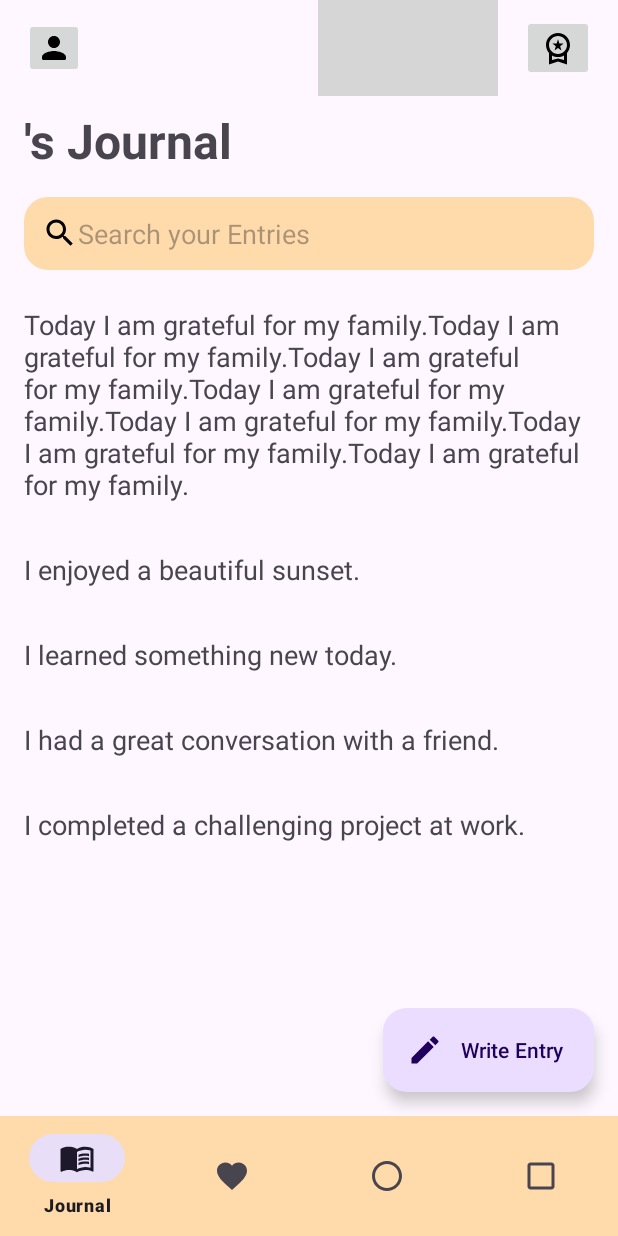
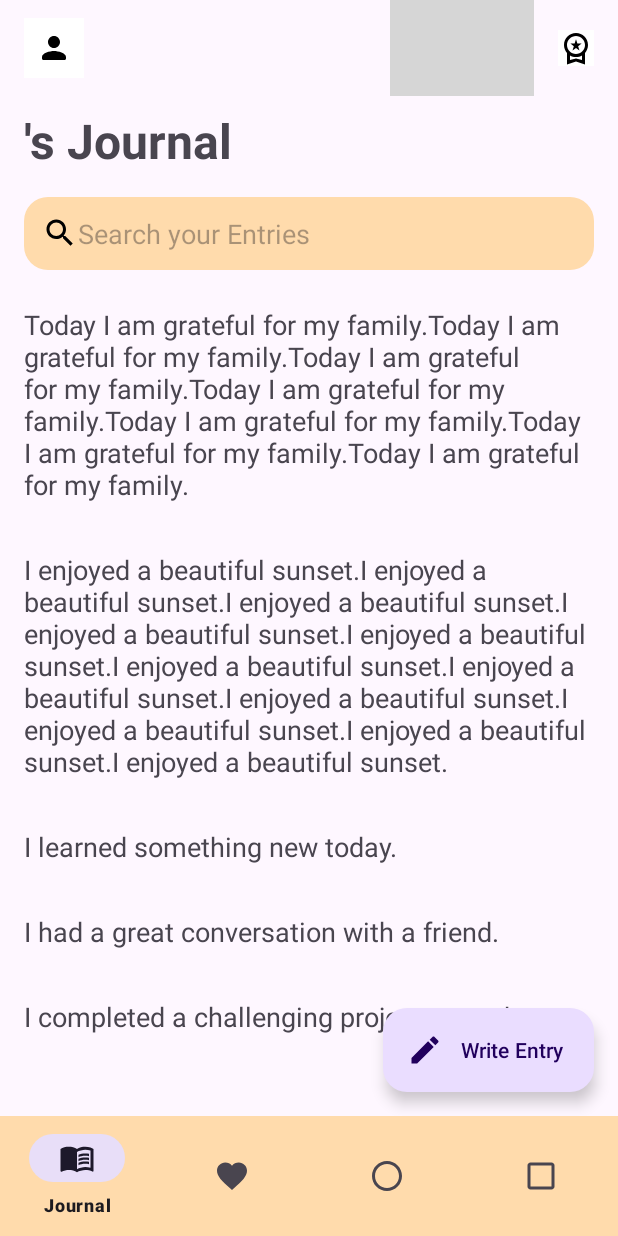
Before and after one commit to siddhant0210/Gratitude_App, an Android app: the Bottom1Fragment screen opened directly, with no data from a screen before it, on a phone screen of 412 x 824 dp. Run offline under Robolectric (Android 15) with nearby library versions, the phone set to English and light mode, and no system bars; grey boxes are pictures that could not be loaded.

Commit message:
changed the color of buttons as well as animation

```diff
--- a/app/src/main/AndroidManifest.xml
+++ b/app/src/main/AndroidManifest.xml
@@ -14,7 +14,9 @@
         tools:targetApi="31">
         <activity
             android:name=".activities.LandingActivity"
-            android:exported="false" />
+            android:exported="false"
+            android:theme="@style/Theme.Gratitude"
+            android:windowSoftInputMode="adjustPan" />
         <activity
             android:name=".activities.OnBoardingActivity"
             android:exported="false"
--- a/app/src/main/java/com/example/gratitude/activities/LandingActivity.kt
+++ b/app/src/main/java/com/example/gratitude/activities/LandingActivity.kt
@@ -35,8 +35,6 @@ class LandingActivity : AppCompatActivity() {
         setContentView(binding.root)
 
 
-        // Set status bar color to transparent
-        window.statusBarColor = getColor(android.R.color.white)
 //        binding.toolbarTitle.text = "Welcome " + prefManager.getUserName(USERNAME)
         binding.toolbarTitle.visibility = View.VISIBLE
         if (savedInstanceState == null) {
--- a/app/src/main/java/com/example/gratitude/fragments/Bottom1Fragment.kt
+++ b/app/src/main/java/com/example/gratitude/fragments/Bottom1Fragment.kt
@@ -66,7 +66,7 @@ class Bottom1Fragment : Fragment() {
                 "Today I am grateful for my family.Today I am grateful for my family.Today I am grateful for my family.Today I am grateful for my family.Today I am grateful for my family.Today I am grateful for my family.Today I am grateful for my family. "
             )
         )
-        journalEntries.add(JournalEntry(2, "I enjoyed a beautiful sunset."))
+        journalEntries.add(JournalEntry(2, "I enjoyed a beautiful sunset.I enjoyed a beautiful sunset.I enjoyed a beautiful sunset.I enjoyed a beautiful sunset.I enjoyed a beautiful sunset.I enjoyed a beautiful sunset.I enjoyed a beautiful sunset.I enjoyed a beautiful sunset.I enjoyed a beautiful sunset.I enjoyed a beautiful sunset.I enjoyed a beautiful sunset."))
         journalEntries.add(JournalEntry(3, "I learned something new today."))
         journalEntries.add(JournalEntry(4, "I had a great conversation with a friend."))
         journalEntries.add(JournalEntry(5, "I completed a challenging project at work."))
--- a/app/src/main/res/anim/slide_out_right.xml
+++ b/app/src/main/res/anim/slide_out_right.xml
@@ -1,7 +1,7 @@
 <?xml version="1.0" encoding="utf-8"?>
 <set xmlns:android="http://schemas.android.com/apk/res/android">
-    <translate
-        android:fromXDelta="0%"
-        android:toXDelta="100%"
-        android:duration="300"/>
+<!--    <translate-->
+<!--        android:fromXDelta="0%"-->
+<!--        android:toXDelta="100%"-->
+<!--        android:duration="300"/>-->
 </set>
--- a/app/src/main/res/layout/activity_landing.xml
+++ b/app/src/main/res/layout/activity_landing.xml
@@ -24,6 +24,7 @@
                 android:layout_width="wrap_content"
                 android:layout_height="wrap_content"
                 android:padding="8dp"
+                android:background="@color/white"
                 android:src="@drawable/round_person_24"
                 android:visibility="visible" />
 
@@ -42,6 +43,7 @@
                 android:layout_height="wrap_content"
                 android:layout_gravity="end"
                 android:layout_marginEnd="16dp"
+                android:background="@color/white"
                 android:src="@drawable/outline_workspace_premium_24"
                 android:visibility="visible" />
 
@@ -50,6 +52,7 @@
                 android:layout_width="wrap_content"
                 android:layout_height="wrap_content"
                 android:layout_gravity="end"
+                android:background="@color/white"
                 android:layout_marginEnd="16dp"
                 android:src="@drawable/outline_local_fire_department_24"
                 android:visibility="visible" />
--- a/app/src/main/res/values/colors.xml
+++ b/app/src/main/res/values/colors.xml
@@ -6,5 +6,5 @@
     <color name="yellow">#ffdbac</color>
     <color name="red">#FFFF0000</color>
     <color name="blue">#90D5FF</color>
-
+    <color name="status_bar_color">#80FFFFFF</color>
 </resources>
--- a/app/src/main/res/values/themes.xml
+++ b/app/src/main/res/values/themes.xml
@@ -3,7 +3,11 @@
     <style name="Base.Theme.Gratitude" parent="Theme.Material3.DayNight.NoActionBar">
         <!-- Customize your light theme here. -->
         <!-- <item name="colorPrimary">@color/my_light_primary</item> -->
+        <item name="android:statusBarColor">@color/status_bar_color</item>
+        <item name="statusBarBackground">@color/status_bar_color</item>
+        <item name="statusBarForeground">#000</item>
     </style>
 
     <style name="Theme.Gratitude" parent="Base.Theme.Gratitude" />
+
 </resources>
```
